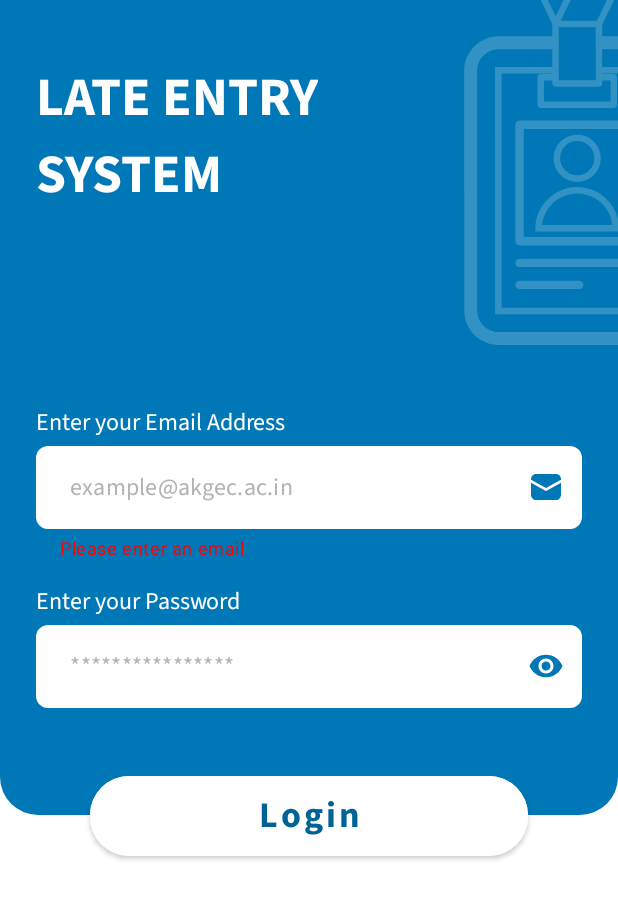
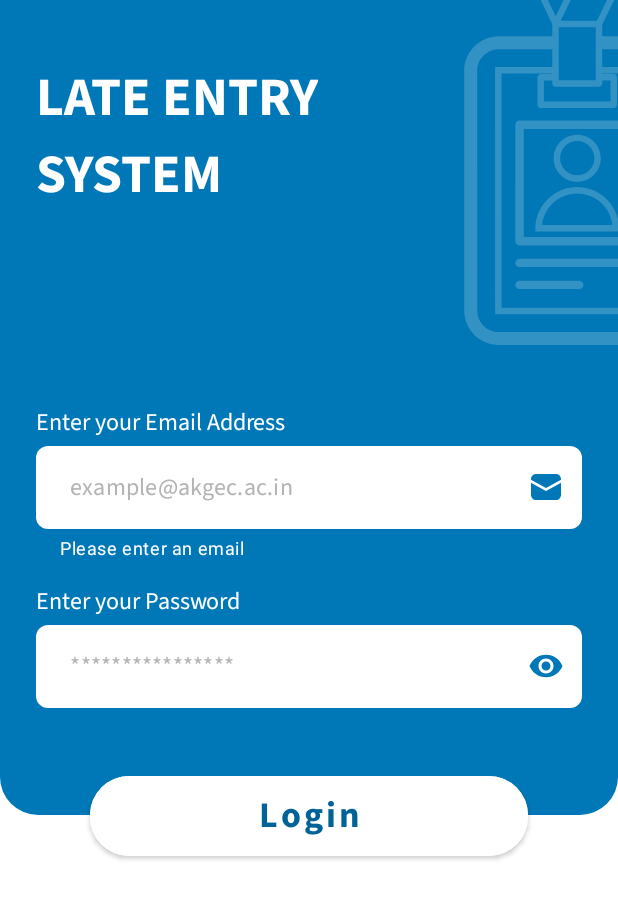
Before and after one commit to its-me-debk007/Late-Entry-Project, an Android app: the screen it shows after launch (MainActivity), after a tap on "Login", on a phone screen of 412 x 824 dp. Shown: the top 899 px of the screen. Run offline under Robolectric (Android 15) with nearby library versions, the phone set to English and light mode, and no system bars; our stand-ins replace data binding.

Commit message:
bugfix open scanner on successful login

```diff
--- a/app/build.gradle
+++ b/app/build.gradle
@@ -59,5 +59,6 @@ dependencies {
     // QR/Bar Code Scanner
     implementation 'me.dm7.barcodescanner:zbar:1.9.13'
     implementation 'com.google.code.gson:gson:2.8.9'
+
     implementation 'javax.annotation:javax.annotation-api:1.3.2'
 }
--- /dev/null
+++ b/app/src/main/res/anim/fade_out.xml
@@ -0,0 +1,6 @@
+<?xml version="1.0" encoding="utf-8"?>
+<alpha xmlns:android="http://schemas.android.com/apk/res/android"
+    android:duration="@android:integer/config_shortAnimTime"
+    android:fromAlpha="1"
+    android:interpolator="@android:anim/decelerate_interpolator"
+    android:toAlpha="0" />
--- /dev/null
+++ b/app/src/main/res/anim/slide_in.xml
@@ -0,0 +1,6 @@
+<?xml version="1.0" encoding="utf-8"?>
+<translate xmlns:android="http://schemas.android.com/apk/res/android"
+    android:duration="@android:integer/config_shortAnimTime"
+    android:fromXDelta="100%"
+    android:interpolator="@android:anim/decelerate_interpolator"
+    android:toXDelta="0%" />
--- a/app/src/main/res/layout/fragment_login.xml
+++ b/app/src/main/res/layout/fragment_login.xml
@@ -72,7 +72,7 @@
                     app:endIconDrawable="@drawable/ic_email"
                     app:endIconMode="custom"
                     app:endIconTint="#0077B6"
-                    app:helperTextTextColor="#FF0000"
+                    app:helperTextTextColor="#FFFFFF"
                     app:hintEnabled="false"
                     app:layout_constraintEnd_toEndOf="parent"
                     app:layout_constraintStart_toStartOf="parent"
@@ -120,7 +120,7 @@
                     app:boxCornerRadiusTopStart="8dp"
                     app:boxStrokeWidth="0dp"
                     app:boxStrokeWidthFocused="0dp"
-                    app:helperTextTextColor="#FF0000"
+                    app:helperTextTextColor="#FFFFFF"
                     app:hintEnabled="false"
                     app:layout_constraintBottom_toBottomOf="parent"
                     app:layout_constraintEnd_toEndOf="parent"
```
Also changed, not shown: app/src/main/java/in/silive/lateentryproject/sealed_class/ErrorPojoClass.kt (+3 -4 lines), app/src/main/java/in/silive/lateentryproject/ui/fragments/BarcodeFragment.kt (+19 -36 lines), app/src/main/java/in/silive/lateentryproject/ui/fragments/LoginFragment.kt (+10 -18 lines).
